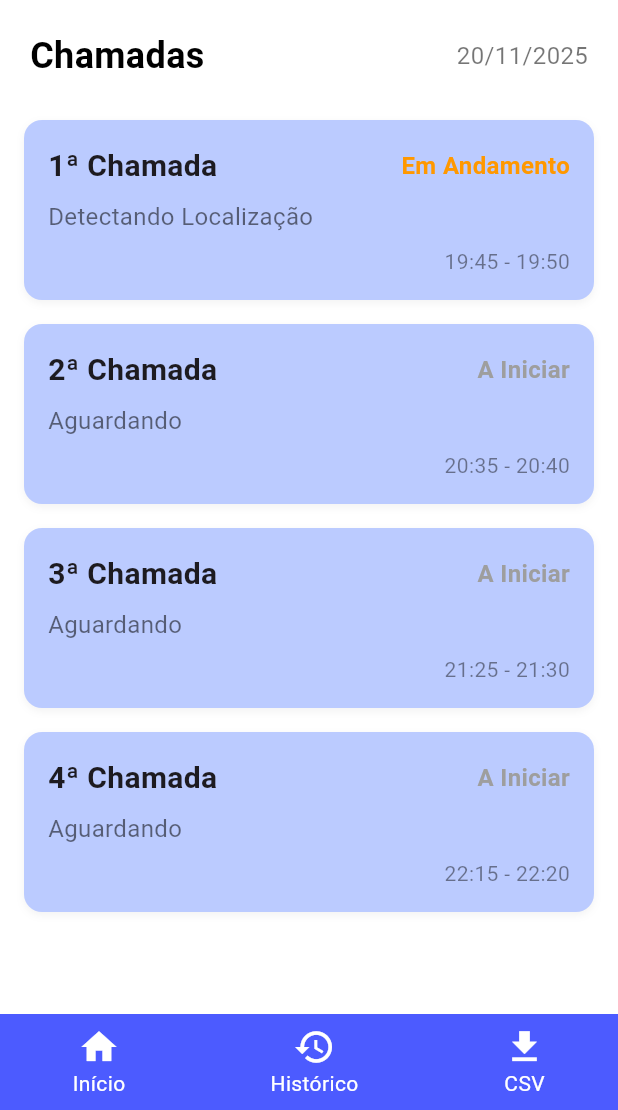
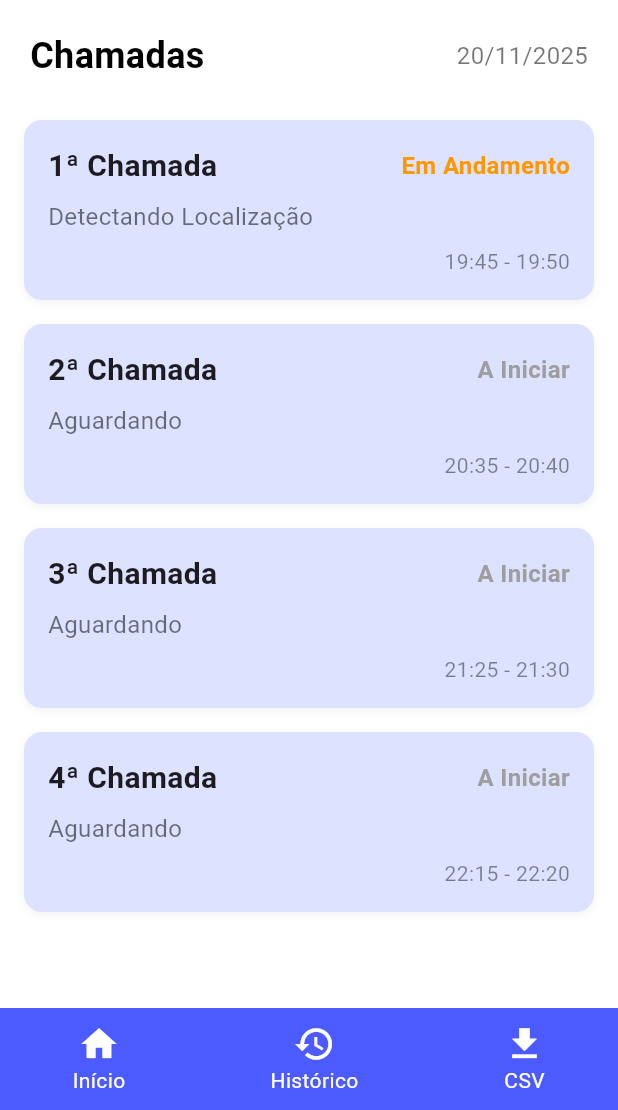
Before and after one commit to daniela-luisa/App_Chamada, a Flutter app: the HomePage screen opened by its route, on a phone screen of 412 x 824 dp, the part 126-1236 px from its top. Run offline on Flutter 3.47's test engine with Material 3 defaults, Android fonts, the light colour scheme and no system bars; our stand-ins replace geolocator, shared_preferences; accounts and stored records are empty.

Commit message:
ajustando bottom_nav na safeArea

```diff
--- a/lib/mock/banco_local.dart
+++ b/lib/mock/banco_local.dart
@@ -5,7 +5,8 @@ class BancoLocal{
 
     static List<Student> getMockStudents(){
         return[
-        Student(id: 1, username: 'Leonardo', password: '123', course:  'Engenharia de Software')
+        Student(id: 1, username: 'Leonardo', password: '123', course:  'Engenharia de Software'),
+        Student(id: 2, username: 'Daniela', password: '456', course:  'Engenharia de Software')
         ];
     }
 
--- a/lib/widgets/bottom_nav.dart
+++ b/lib/widgets/bottom_nav.dart
@@ -6,9 +6,11 @@ class BottomNav extends StatelessWidget {
 
   @override
   Widget build(BuildContext context) {
-    return Container(
+    return SafeArea(
+      top: false,
+      child: Container(
+        padding: const EdgeInsets.symmetric(vertical: 10),
         color: const Color(0xFF4C5BFF),
-      padding: const EdgeInsets.symmetric(vertical: 8),
         child: Row(
           mainAxisAlignment: MainAxisAlignment.spaceAround,
           children: [
@@ -16,6 +18,7 @@ class BottomNav extends StatelessWidget {
             _botao(Icons.history, "Histórico", '/historico'),
             _botao(Icons.download, "CSV", '/csv'),
           ],
+        ),
       ),
     );
   }
@@ -27,8 +30,10 @@ class BottomNav extends StatelessWidget {
         mainAxisSize: MainAxisSize.min,
         children: [
           Icon(icon, color: Colors.white, size: 28),
-          Text(label,
-              style: const TextStyle(color: Colors.white, fontSize: 14)),
+          Text(
+            label,
+            style: const TextStyle(color: Colors.white, fontSize: 14),
+          ),
         ],
       ),
     );
--- a/lib/widgets/chamada_card.dart
+++ b/lib/widgets/chamada_card.dart
@@ -36,7 +36,7 @@ class ChamadaCard extends StatelessWidget {
       margin: const EdgeInsets.only(bottom: 16),
       padding: const EdgeInsets.all(16),
       decoration: BoxDecoration(
-        color: const Color.fromARGB(255, 187, 203, 255),
+        color: const Color(0xFFDCE2FF),
         borderRadius: BorderRadius.circular(12),
         boxShadow: [
           BoxShadow(
```
Lines whose indentation alone changed are shown as unchanged.
